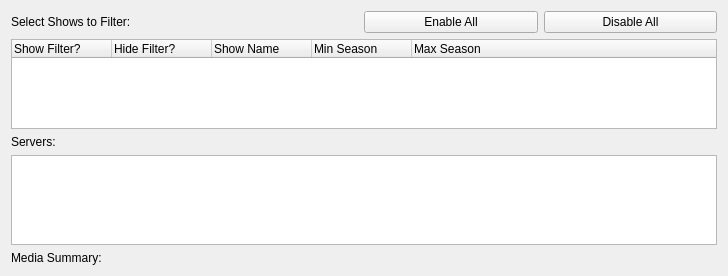
This is UI/MissingEpisodes.ui in towel42-com/EmbySync as Qt 5 draws it before an edit. The edited form follows.
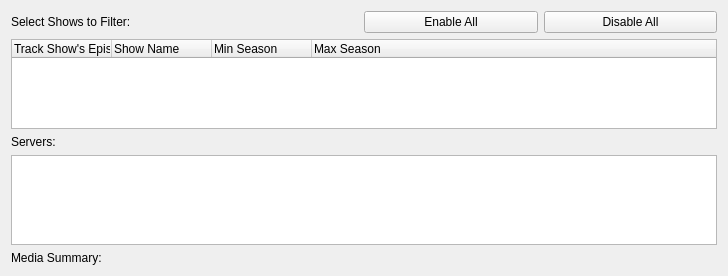
This is the edited form.

Commit message: Changed filtering to simple "track show or not" Media ID was WAY WAY wrong, now includes the series id as well as start and end episode

```diff
--- a/UI/MissingEpisodes.ui
+++ b/UI/MissingEpisodes.ui
@@ -59,12 +59,7 @@
         <widget class="QTreeWidget" name="showsFilter">
          <column>
           <property name="text">
-           <string>Show Filter?</string>
-          </property>
-         </column>
-         <column>
-          <property name="text">
-           <string>Hide Filter?</string>
+           <string>Track Show's Episodes?</string>
           </property>
          </column>
          <column>
```
The commit also changes 4 other files.
